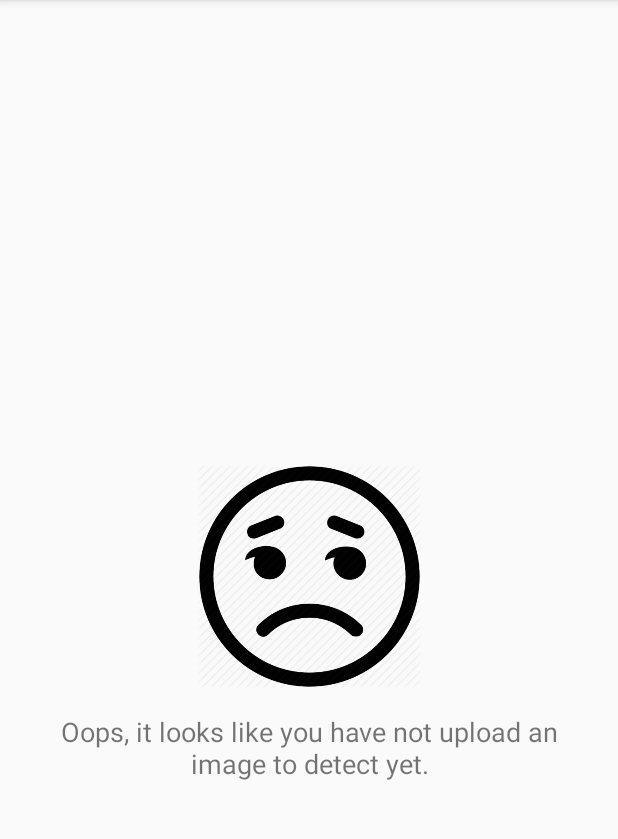
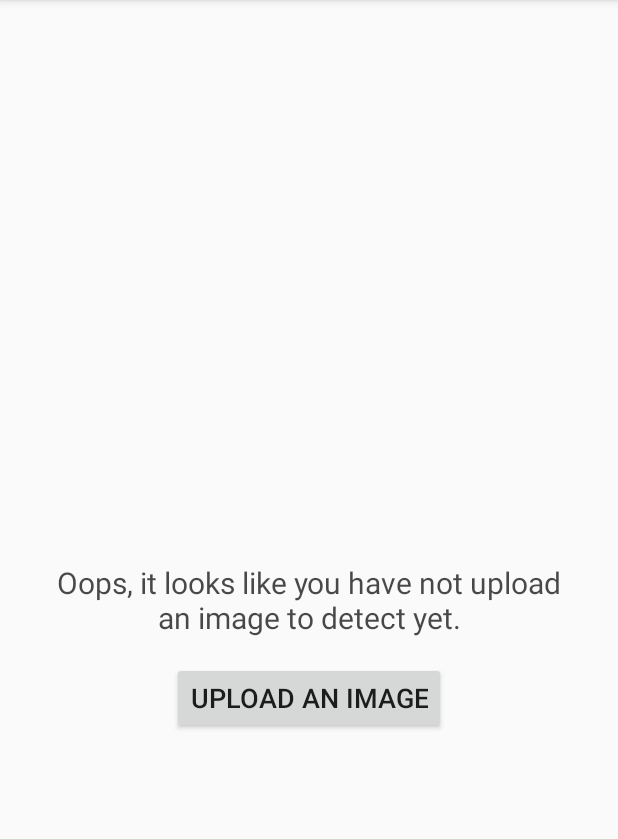
Before and after one commit to Nostereal/onScreenQRDetector, an Android app: the screen it shows after launch (MainActivity before the commit, QrActivity after it), on a phone screen of 412 x 824 dp, the part 84-923 px from its top. Run offline under Robolectric (Android 15) with nearby library versions, the phone set to English and light mode, and no system bars; our stand-ins replace Dagger/Hilt's generated code; 2 statements that could not run were skipped.

Commit message:
di in progress, setting up the architecture

```diff
--- a/app/src/main/AndroidManifest.xml
+++ b/app/src/main/AndroidManifest.xml
@@ -3,12 +3,13 @@
     package="com.nostereal.qrdetector">
 
     <application
+        android:name=".MainApplication"
         android:allowBackup="true"
         android:icon="@mipmap/ic_launcher"
         android:label="@string/app_name"
         android:roundIcon="@mipmap/ic_launcher_round"
         android:theme="@style/AppTheme">
-        <activity android:name=".MainActivity">
+        <activity android:name=".ui.QrActivity">
             <intent-filter>
                 <action android:name="android.intent.action.MAIN" />
                 <action android:name="android.intent.action.VIEW" />
--- /dev/null
+++ b/app/src/main/java/com/nostereal/qrdetector/Extensions.kt
@@ -0,0 +1,10 @@
+package com.nostereal.qrdetector
+
+import androidx.fragment.app.FragmentActivity
+import androidx.lifecycle.ViewModel
+import androidx.lifecycle.ViewModelProvider
+import androidx.lifecycle.ViewModelProviders
+
+inline fun <reified VM : ViewModel> FragmentActivity.provideViewModel(
+    provider: ViewModelProvider.Factory
+) = ViewModelProviders.of(this, provider).get(VM::class.java)
--- /dev/null
+++ b/app/src/main/java/com/nostereal/qrdetector/MainApplication.kt
@@ -0,0 +1,12 @@
+package com.nostereal.qrdetector
+
+import com.nostereal.qrdetector.di.DaggerAppComponent
+import dagger.android.AndroidInjector
+import dagger.android.support.DaggerApplication
+
+class MainApplication : DaggerApplication() {
+
+    override fun applicationInjector(): AndroidInjector<out DaggerApplication> {
+        return DaggerAppComponent.builder().application(this).build()
+    }
+}
--- a/app/src/main/java/com/nostereal/qrdetector/MainActivity.kt
+++ b/app/src/main/java/com/nostereal/qrdetector/ui/QrActivity.kt
@@ -1,4 +1,4 @@
-package com.nostereal.qrdetector
+package com.nostereal.qrdetector.ui
 
 import android.content.Intent
 import android.graphics.*
@@ -10,26 +10,45 @@ import android.os.Parcelable
 import android.util.Log
 import android.view.View
 import androidx.core.graphics.drawable.toBitmap
+import androidx.lifecycle.Observer
+import androidx.lifecycle.ViewModel
+import androidx.lifecycle.ViewModelProvider
 import com.google.android.material.snackbar.Snackbar
 import com.google.firebase.FirebaseApp
 import com.google.firebase.ml.vision.FirebaseVision
 import com.google.firebase.ml.vision.barcode.FirebaseVisionBarcode
 import com.google.firebase.ml.vision.barcode.FirebaseVisionBarcodeDetectorOptions
 import com.google.firebase.ml.vision.common.FirebaseVisionImage
+import com.nostereal.qrdetector.R
+import com.nostereal.qrdetector.dpToPx
+import com.nostereal.qrdetector.provideViewModel
+import com.nostereal.qrdetector.viewmodels.QrViewModel
 import kotlinx.android.synthetic.main.activity_main.*
+import javax.inject.Inject
+import kotlin.math.sqrt
 
 @Suppress("RECEIVER_NULLABILITY_MISMATCH_BASED_ON_JAVA_ANNOTATIONS")
-class MainActivity : AppCompatActivity() {
+class QrActivity : AppCompatActivity() {
     private var lastUri: Uri? = null
+
+    @Inject lateinit var viewModelFactory: ViewModelProvider.Factory
+    private lateinit var viewModel: QrViewModel
 
     override fun onCreate(savedInstanceState: Bundle?) {
         super.onCreate(savedInstanceState)
         setContentView(R.layout.activity_main)
 
-        imageView.apply {
-            layoutParams.width = dpToPx(150)
-            layoutParams.height = dpToPx(150)
-        }
+        viewModel = provideViewModel(viewModelFactory)
+        viewModel.qrDrawable.observe(this, Observer { drawable ->
+            imageView.apply {
+                visibility = View.VISIBLE
+                setImageDrawable(drawable)
+                setOnClickListener { showQRs(null) }
+            }
+
+            textView.visibility = View.GONE
+            selectImageFromGalleryBtn.visibility = View.GONE
+        })
     }
 
     override fun onStart() {
@@ -56,13 +75,6 @@ class MainActivity : AppCompatActivity() {
             // TODO: fix the error when qr already handled and you send new qr
             // expected: new qr replaces previous qr
             // actual: nothing is happen
-            imageView.apply {
-                setImageDrawable(drawableImg)
-                setOnClickListener { showQRs(null) }
-                layoutParams.width = drawableImg.intrinsicWidth
-                layoutParams.height = drawableImg.intrinsicHeight
-            }
-            textView.visibility = View.GONE
 
             // qr
             val bitmap = drawableImg.toBitmap()
@@ -81,7 +93,12 @@ class MainActivity : AppCompatActivity() {
         detector.detectInImage(image)
             .addOnSuccessListener { barcodes ->
                 val boundsList = mutableListOf<Rect?>()
-                val sortedBarcodes = barcodes.sortedWith(compareBy { it.cornerPoints!!.filterNotNull()[0].x })
+                val sortedBarcodes = barcodes
+                    .sortedWith(compareBy { barcode ->
+                        val upperLeftCorner = barcode.cornerPoints!!.filterNotNull()[0]
+                        sqrt((upperLeftCorner.x * upperLeftCorner.x +
+                                upperLeftCorner.y * upperLeftCorner.y).toFloat())
+                    })
                 for (barcode in sortedBarcodes) {
                     boundsList.add(barcode.boundingBox)
                     val rawValue = barcode.rawValue
@@ -113,21 +130,6 @@ class MainActivity : AppCompatActivity() {
         }
     }
 
-//    private fun showQRs() {
-//        val bottomSheetDialogFragment =
-//            RoundedBottomSheetDialogFragment.getInstance()
-//        bottomSheetDialogFragment.show(supportFragmentManager, "qrBottomSheetWithEmptyData")
-//    }
-
-
-    private fun redirectToBrowser(url: String) {
-        val intent = Intent().apply {
-            action = Intent.ACTION_VIEW
-            data = Uri.parse(url)
-        }
-        startActivity(intent)
-    }
-
     private fun getBitmapWithRects(bitmap: Bitmap, boundsList: List<Rect?>): Bitmap {
         val bmpCopy = bitmap.copy(Bitmap.Config.ARGB_8888, true)
         val cvs = Canvas(bmpCopy)
--- /dev/null
+++ b/app/src/main/java/com/nostereal/qrdetector/viewmodels/ViewModelFactory.kt
@@ -0,0 +1,27 @@
+package com.nostereal.qrdetector.viewmodels
+
+import android.content.Context
+import androidx.lifecycle.ViewModel
+import androidx.lifecycle.ViewModelProvider
+import javax.inject.Inject
+import javax.inject.Provider
+import javax.inject.Singleton
+
+@Singleton
+class ViewModelFactory @Inject constructor(
+    private val creators: Map<Class<out ViewModel>, @JvmSuppressWildcards Provider<ViewModel>>
+) : ViewModelProvider.Factory {
+
+    override fun <T : ViewModel> create(modelClass: Class<T>): T {
+        val found = creators.entries.find { modelClass.isAssignableFrom(it.key) }
+        val creator = found?.value
+            ?: throw IllegalArgumentException("unknown model class $modelClass")
+
+        try {
+            @Suppress("UNCHECKED_CAST")
+            return creator.get() as T
+        } catch (e: Exception) {
+            throw RuntimeException(e)
+        }
+    }
+}
--- a/app/src/main/res/layout/activity_main.xml
+++ b/app/src/main/res/layout/activity_main.xml
@@ -5,33 +5,43 @@
     android:id="@+id/root_view"
     android:layout_width="match_parent"
     android:layout_height="match_parent"
-    tools:context=".MainActivity">
+    tools:context=".ui.QrActivity">
 
     <ImageView
         android:id="@+id/imageView"
-        android:layout_width="wrap_content"
+        android:layout_width="match_parent"
         android:layout_height="wrap_content"
-        android:layout_marginStart="8dp"
-        android:layout_marginEnd="8dp"
-        android:adjustViewBounds="true"
-        android:src="@drawable/sad_smile"
+        android:visibility="gone"
         app:layout_constraintBottom_toBottomOf="parent"
         app:layout_constraintEnd_toEndOf="parent"
         app:layout_constraintStart_toStartOf="parent"
         app:layout_constraintTop_toTopOf="parent"
-        tools:ignore="ContentDescription" />
+        android:contentDescription="@string/image_view_content_description" />
+
+    <Button
+        android:id="@+id/selectImageFromGalleryBtn"
+        android:layout_width="wrap_content"
+        android:layout_height="wrap_content"
+        android:layout_marginTop="16dp"
+        android:text="@string/select_image_from_gallery_btn_text"
+        android:textSize="18sp"
+        app:layout_constraintEnd_toEndOf="parent"
+        app:layout_constraintStart_toStartOf="parent"
+        app:layout_constraintTop_toBottomOf="@+id/textView" />
 
     <TextView
         android:id="@+id/textView"
         android:layout_width="0dp"
         android:layout_height="wrap_content"
         android:layout_marginStart="32dp"
-        android:layout_marginTop="16dp"
+        android:layout_marginTop="32dp"
         android:layout_marginEnd="32dp"
         android:gravity="center"
         android:text="@string/no_image_uploaded_message"
-        android:textSize="18sp"
+        android:textColor="#B6000000"
+        android:textSize="20sp"
+        app:layout_constraintBottom_toBottomOf="parent"
         app:layout_constraintEnd_toEndOf="parent"
         app:layout_constraintStart_toStartOf="parent"
-        app:layout_constraintTop_toBottomOf="@+id/imageView" />
+        app:layout_constraintTop_toTopOf="parent" />
 </androidx.constraintlayout.widget.ConstraintLayout>
--- a/app/src/main/res/values/strings.xml
+++ b/app/src/main/res/values/strings.xml
@@ -2,4 +2,6 @@
     <string name="app_name">QR Detector</string>
     <string name="bottom_sheet_title">QR data</string>
     <string name="no_image_uploaded_message">Oops, it looks like you have not upload an image to detect yet.</string>
+    <string name="select_image_from_gallery_btn_text">Upload an image</string>
+    <string name="image_view_content_description">Shows an image with a QR code</string>
 </resources>
```
Also changed, not shown: app/build.gradle (+30 -11 lines), app/src/main/java/com/nostereal/qrdetector/adapters/QrAdapter.kt (renamed from app/src/main/java/com/nostereal/qrdetector/QrAdapter.kt, +5 -2 lines), app/src/main/java/com/nostereal/qrdetector/di/AppComponent.kt (added, +28 -0 lines), app/src/main/java/com/nostereal/qrdetector/di/ViewModelKey.kt (added, +12 -0 lines), app/src/main/java/com/nostereal/qrdetector/di/ViewModelsModule.kt (added, +21 -0 lines), app/src/main/java/com/nostereal/qrdetector/ui/RoundedBottomSheetDialogFragment.kt (renamed from app/src/main/java/com/nostereal/qrdetector/RoundedBottomSheetDialogFragment.kt, +9 -6 lines), app/src/main/java/com/nostereal/qrdetector/viewmodels/QrViewModel.kt (added, +41 -0 lines).
